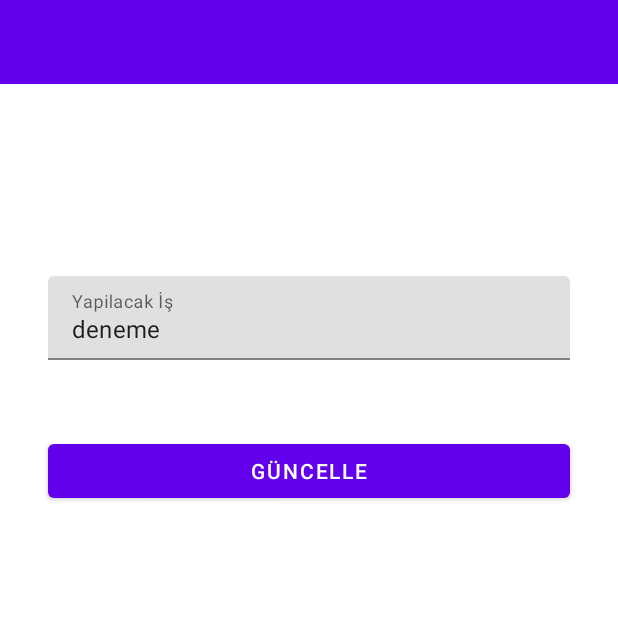
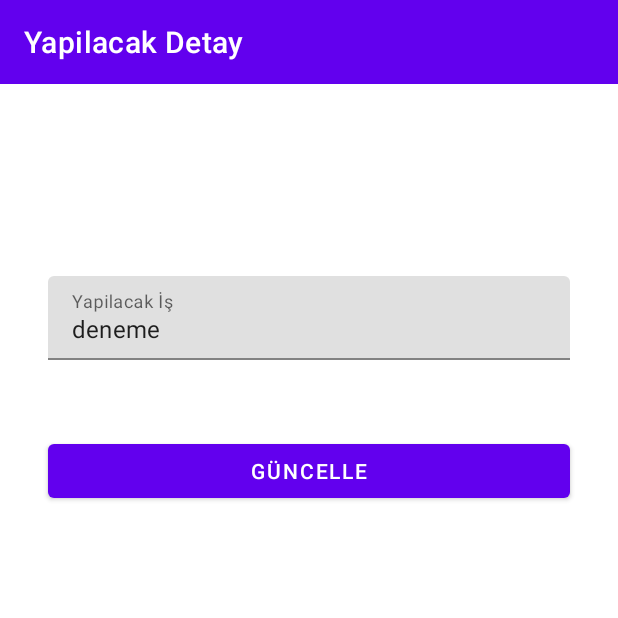
Before and after one commit to cnrkaya/example-design, an Android app: the screen it shows after launch (MainActivity), after a tap on an icon or button, on a phone screen of 412 x 824 dp, the top half of it. Run offline under Robolectric (Android 15) with nearby library versions, the phone set to English and light mode, and no system bars; our stand-ins replace Room's generated code, data binding.

Commit message:
edit titles

```diff
--- a/todo-app/app/src/main/java/com/example/todoapp/fragment/AnasayfaFragment.kt
+++ b/todo-app/app/src/main/java/com/example/todoapp/fragment/AnasayfaFragment.kt
@@ -29,7 +29,7 @@ class AnasayfaFragment : Fragment(), SearchView.OnQueryTextListener {
     ): View? {
         tasarim = DataBindingUtil.inflate(inflater, R.layout.fragment_anasayfa, container, false)
         tasarim.anasayfaFragment = this
-        tasarim.toolbarAnasayfa.title = "Yapılacaklar"
+        tasarim.anasayfaToolbarBaslik = "Yapılacaklar"
         (activity as AppCompatActivity).setSupportActionBar(tasarim.toolbarAnasayfa)
 
 
--- a/todo-app/app/src/main/java/com/example/todoapp/fragment/DetayFragment.kt
+++ b/todo-app/app/src/main/java/com/example/todoapp/fragment/DetayFragment.kt
@@ -20,7 +20,7 @@ class DetayFragment : Fragment() {
     override fun onCreateView(inflater: LayoutInflater, container: ViewGroup?, savedInstanceState: Bundle?): View? {
         tasarim = DataBindingUtil.inflate(inflater,R.layout.fragment_detay, container, false)
         tasarim.yapilacakDetayFragment = this
-        tasarim.toolbarYapilacakDetay.title = "Yapilacak Detay"
+        tasarim.yapilacaklarToolbarBaslik = "Yapilacak Detay"
 
         val bundle:DetayFragmentArgs by navArgs()
         val gelenYapilacak= bundle.yapilacak
--- a/todo-app/app/src/main/java/com/example/todoapp/fragment/KayitFragment.kt
+++ b/todo-app/app/src/main/java/com/example/todoapp/fragment/KayitFragment.kt
@@ -18,7 +18,7 @@ class KayitFragment : Fragment() {
     override fun onCreateView(inflater: LayoutInflater, container: ViewGroup?, savedInstanceState: Bundle?): View? {
         tasarim = DataBindingUtil.inflate(inflater,R.layout.fragment_kayit, container, false)
         tasarim.kayitFragment = this
-        tasarim.toolbarYapilacakKayit.title = "Yapılacak Kayıt"
+        tasarim.yapilacaklarKayitToolbarBaslik = "Yapılacak Kayıt"
 
         return tasarim.root
     }
--- a/todo-app/app/src/main/res/layout/fragment_anasayfa.xml
+++ b/todo-app/app/src/main/res/layout/fragment_anasayfa.xml
@@ -18,6 +18,7 @@
             android:id="@+id/toolbarAnasayfa"
             android:layout_width="0dp"
             android:layout_height="wrap_content"
+            app:title="@{anasayfaToolbarBaslik}"
             android:background="?attr/colorPrimary"
             android:minHeight="?attr/actionBarSize"
             android:theme="?attr/actionBarTheme"
--- a/todo-app/app/src/main/res/layout/fragment_kayit.xml
+++ b/todo-app/app/src/main/res/layout/fragment_kayit.xml
@@ -16,6 +16,7 @@
         <androidx.appcompat.widget.Toolbar
             android:id="@+id/toolbarYapilacakKayit"
             android:layout_width="0dp"
+            app:title="@{yapilacaklarKayitToolbarBaslik}"
             android:layout_height="wrap_content"
             android:background="?attr/colorPrimary"
             android:minHeight="?attr/actionBarSize"
```
